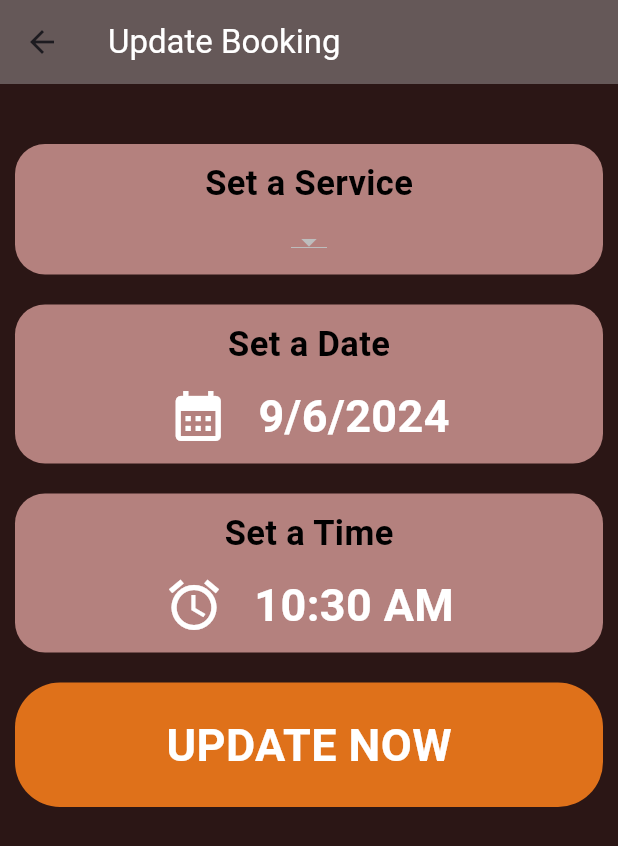
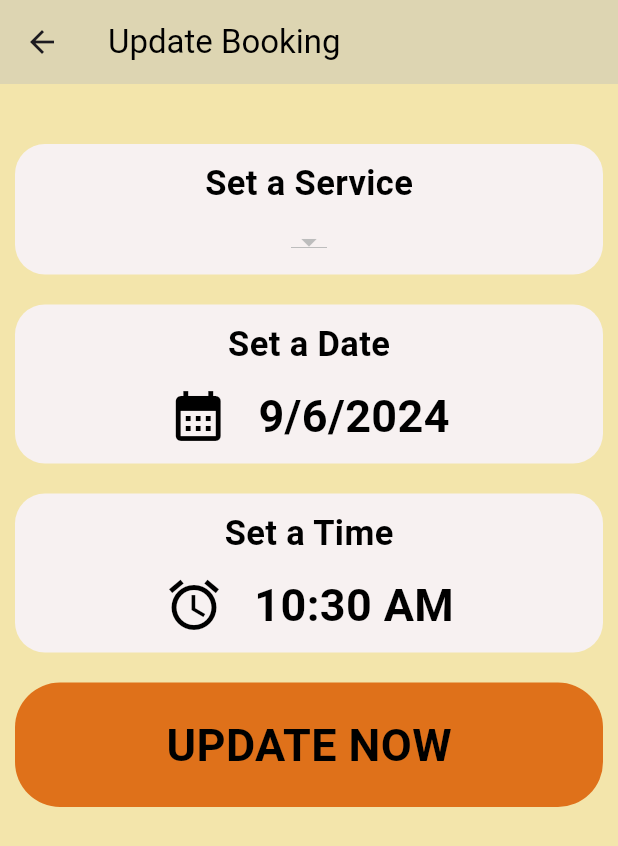
Before and after one commit to sunsunit2k3/barberapp, a Flutter app: the UpdateBooking screen opened directly with empty values, on a phone screen of 412 x 824 dp. Shown: the top 846 px of the screen. Run offline on Flutter 3.47's test engine with Material 3 defaults, Android fonts, the phone set to English and light mode, and no system bars; our stand-ins replace cloud_firestore, firebase_auth, firebase_core, firebase_messaging, firebase_storage, flutter_local_notifications and 2 more; accounts and stored records are empty.

Commit message:
update Reamde, screenshot

```diff
--- a/lib/views/user/update_booking_screen.dart
+++ b/lib/views/user/update_booking_screen.dart
@@ -32,11 +32,11 @@ class _UpdateBookingState extends State<UpdateBooking> {
   @override
   Widget build(BuildContext context) {
     return Scaffold(
-        backgroundColor: const Color(0xFF2b1615),
+        backgroundColor: const Color(0xFFF3E5AB),
         appBar: AppBar(
           title: const Text("Update Booking",
               style: TextStyle(
-                color: Colors.white,
+                color: Colors.black,
               )),
           backgroundColor: Theme.of(context).highlightColor,
         ),
@@ -53,7 +53,7 @@ class _UpdateBookingState extends State<UpdateBooking> {
                   return Container(
                     padding: const EdgeInsets.only(top: 10.0, bottom: 10.0),
                     decoration: BoxDecoration(
-                        color: const Color(0xFFb4817e),
+                        color: const Color.fromARGB(255, 247, 241, 241),
                         borderRadius: BorderRadius.circular(20.0)),
                     width: MediaQuery.of(context).size.width,
                     child: Column(
@@ -76,9 +76,9 @@ class _UpdateBookingState extends State<UpdateBooking> {
                                   value: service.name)
                           ],
                           onChanged: dropdownCallback,
-                          style:
-                              const TextStyle(color: Colors.blue, fontSize: 28),
-                          iconEnabledColor: Colors.blue,
+                          style: const TextStyle(
+                              color: Colors.black, fontSize: 28),
+                          iconEnabledColor: Colors.black,
                         ),
                       ],
                     ),
@@ -89,7 +89,7 @@ class _UpdateBookingState extends State<UpdateBooking> {
               Container(
                 padding: const EdgeInsets.only(top: 10.0, bottom: 10.0),
                 decoration: BoxDecoration(
-                    color: const Color(0xFFb4817e),
+                    color: const Color.fromARGB(255, 247, 241, 241),
                     borderRadius: BorderRadius.circular(20.0)),
                 width: MediaQuery.of(context).size.width,
                 child: Column(
@@ -114,7 +114,7 @@ class _UpdateBookingState extends State<UpdateBooking> {
                           }),
                           child: const Icon(
                             Icons.calendar_month,
-                            color: Colors.white,
+                            color: Colors.black,
                             size: 40.0,
                           ),
                         ),
@@ -122,7 +122,7 @@ class _UpdateBookingState extends State<UpdateBooking> {
                         Text(
                           "${_selectedDate.day}/${_selectedDate.month}/${_selectedDate.year}",
                           style: const TextStyle(
-                              color: Colors.white,
+                              color: Colors.black,
                               fontSize: 30.0,
                               fontWeight: FontWeight.w700),
                         ),
@@ -135,7 +135,7 @@ class _UpdateBookingState extends State<UpdateBooking> {
               Container(
                 padding: const EdgeInsets.only(top: 10.0, bottom: 10.0),
                 decoration: BoxDecoration(
-                    color: const Color(0xFFb4817e),
+                    color: const Color.fromARGB(255, 247, 241, 241),
                     borderRadius: BorderRadius.circular(20.0)),
                 width: MediaQuery.of(context).size.width,
                 child: Column(
@@ -160,7 +160,7 @@ class _UpdateBookingState extends State<UpdateBooking> {
                           }),
                           child: const Icon(
                             Icons.alarm,
-                            color: Colors.white,
+                            color: Colors.black,
                             size: 40.0,
                           ),
                         ),
@@ -168,7 +168,7 @@ class _UpdateBookingState extends State<UpdateBooking> {
                         Text(
                           _selectedTime.format(context),
                           style: const TextStyle(
-                              color: Colors.white,
+                              color: Colors.black,
                               fontSize: 30.0,
                               fontWeight: FontWeight.w700),
                         ),
@@ -201,7 +201,7 @@ class _UpdateBookingState extends State<UpdateBooking> {
                   child: const Center(
                     child: Text("UPDATE NOW",
                         style: TextStyle(
-                          color: Colors.white,
+                          color: Colors.black,
                           fontSize: 30,
                           fontWeight: FontWeight.bold,
                         )),
```
Also changed, not shown: lib/views/forgot_password_screen.dart (+6 -6 lines), 14 other files.
